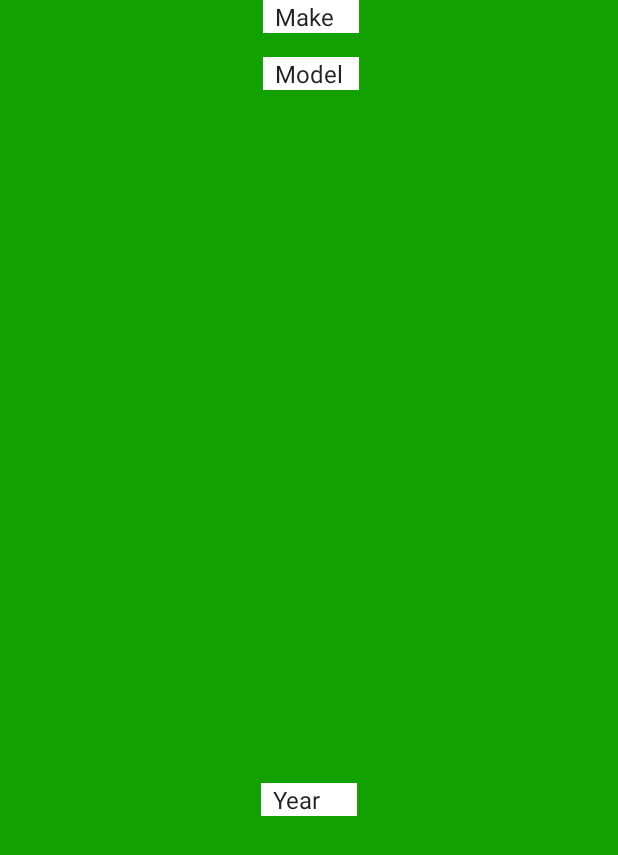
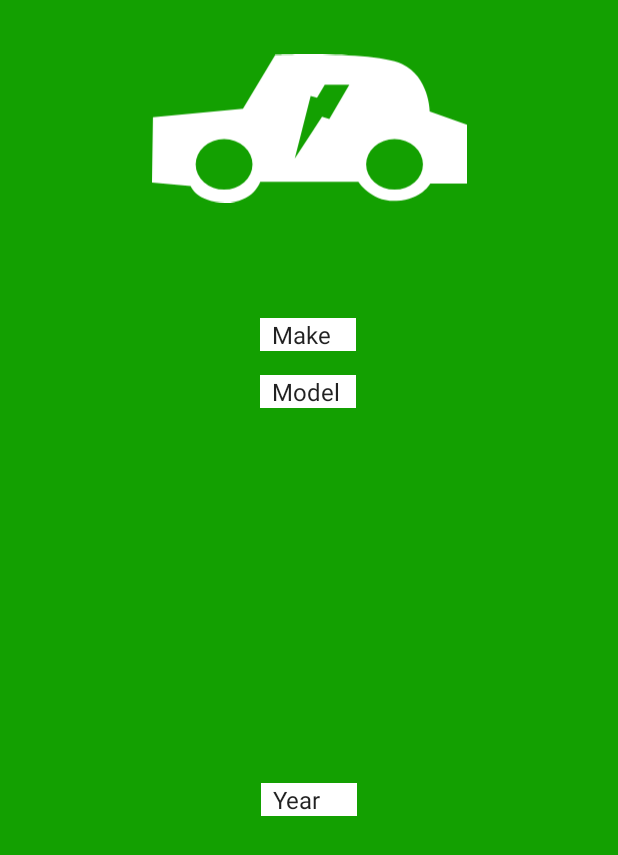
Before and after one commit to blabel3/e-mission, an Android app: the layout content_car_input.xml on its own in the app's theme, with its tools: preview values and no code run, on a phone screen of 412 x 824 dp. Shown: the top 855 px of the screen. Run offline under Robolectric (Android 15) with nearby library versions, the phone set to English and light mode, and no system bars.

```diff
--- a/app/src/main/res/layout/content_car_input.xml
+++ b/app/src/main/res/layout/content_car_input.xml
@@ -15,14 +15,15 @@
         android:layout_height="wrap_content"
         android:layout_marginStart="8dp"
         android:layout_marginLeft="8dp"
+        android:layout_marginTop="212dp"
         android:layout_marginEnd="8dp"
         android:layout_marginRight="8dp"
         android:background="@color/dropDownBackground"
         android:entries="@array/make_array"
         app:layout_constraintEnd_toEndOf="parent"
-        app:layout_constraintHorizontal_bias="0.504"
+        app:layout_constraintHorizontal_bias="0.498"
         app:layout_constraintStart_toStartOf="parent"
-        tools:layout_editor_absoluteY="140dp" />
+        app:layout_constraintTop_toTopOf="parent" />
 
     <Spinner
         android:id="@+id/modelSpinner"
@@ -38,10 +39,10 @@
         android:entries="@array/model_array"
         app:layout_constraintBottom_toTopOf="@+id/yearSpinner"
         app:layout_constraintEnd_toEndOf="parent"
-        app:layout_constraintHorizontal_bias="0.504"
+        app:layout_constraintHorizontal_bias="0.498"
         app:layout_constraintStart_toStartOf="parent"
         app:layout_constraintTop_toBottomOf="@+id/makeSpinner"
-        app:layout_constraintVertical_bias="0.0" />
+        app:layout_constraintVertical_bias="0.007" />
 
     <Spinner
         android:id="@+id/yearSpinner"
@@ -58,4 +59,18 @@
         app:layout_constraintEnd_toEndOf="parent"
         app:layout_constraintStart_toStartOf="parent" />
 
+    <ImageView
+        android:id="@+id/imageView4"
+        android:layout_width="210dp"
+        android:layout_height="139dp"
+        android:layout_marginStart="101dp"
+        android:layout_marginLeft="101dp"
+        android:layout_marginTop="16dp"
+        android:layout_marginEnd="101dp"
+        android:layout_marginRight="101dp"
+        app:layout_constraintEnd_toEndOf="parent"
+        app:layout_constraintStart_toStartOf="parent"
+        app:layout_constraintTop_toTopOf="parent"
+        app:srcCompat="@drawable/ic_hacklogo_transparent" />
+
 </android.support.constraint.ConstraintLayout>
--- /dev/null
+++ b/app/src/main/res/layout/content_signup.xml
@@ -0,0 +1,6 @@
+<?xml version="1.0" encoding="utf-8"?>
+<android.support.constraint.ConstraintLayout
+    xmlns:android="http://schemas.android.com/apk/res/android" android:layout_width="match_parent"
+    android:layout_height="match_parent">
+
+</android.support.constraint.ConstraintLayout>
```
Also changed, not shown: app/src/main/res/layout/activity_signup.xml (added, +33 -0 lines).
